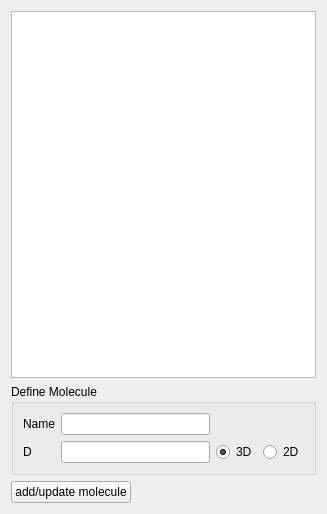
Above: ui/molWidget.ui from haskelladdict/mcellGUI before the change. Below: the same form after it.
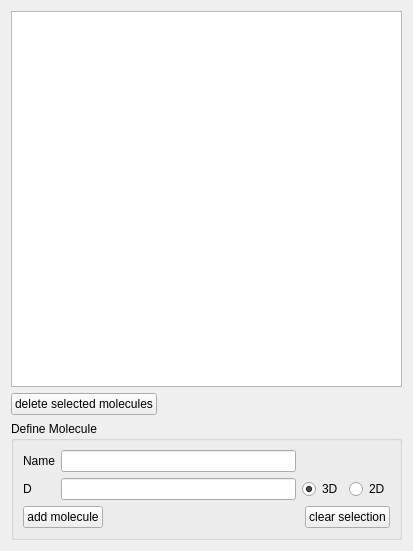
That is the form after the change.

Commit message:
Added ability to delete molecules from the model.
Also significantly streamlined interface and model code.

The edit to the form file:
```diff
--- a/ui/molWidget.ui
+++ b/ui/molWidget.ui
@@ -6,8 +6,8 @@
    <rect>
     <x>0</x>
     <y>0</y>
-    <width>327</width>
-    <height>514</height>
+    <width>413</width>
+    <height>551</height>
    </rect>
   </property>
   <property name="windowTitle">
@@ -15,7 +15,38 @@
   </property>
   <layout class="QVBoxLayout" name="verticalLayout">
    <item>
-    <widget class="QTableView" name="molTableView"/>
+    <widget class="QTableView" name="molTableView">
+     <property name="selectionMode">
+      <enum>QAbstractItemView::SingleSelection</enum>
+     </property>
+     <property name="sortingEnabled">
+      <bool>false</bool>
+     </property>
+    </widget>
+   </item>
+   <item>
+    <layout class="QHBoxLayout" name="horizontalLayout_2">
+     <item>
+      <widget class="QPushButton" name="deleteMolButton">
+       <property name="text">
+        <string>delete selected molecules</string>
+       </property>
+      </widget>
+     </item>
+     <item>
+      <spacer name="horizontalSpacer_2">
+       <property name="orientation">
+        <enum>Qt::Horizontal</enum>
+       </property>
+       <property name="sizeHint" stdset="0">
+        <size>
+         <width>40</width>
+         <height>20</height>
+        </size>
+       </property>
+      </spacer>
+     </item>
+    </layout>
    </item>
    <item>
     <widget class="QGroupBox" name="defineMolGrouper">
@@ -40,6 +71,9 @@
         </property>
        </widget>
       </item>
+      <item row="1" column="1">
+       <widget class="QLineEdit" name="diffConstEntry"/>
+      </item>
       <item row="1" column="2">
        <widget class="QRadioButton" name="mol3dButton">
         <property name="text">
@@ -57,18 +91,12 @@
         </property>
        </widget>
       </item>
-      <item row="1" column="1">
-       <widget class="QLineEdit" name="diffConstEntry"/>
-      </item>
-     </layout>
-    </widget>
-   </item>
-   <item>
+      <item row="2" column="0" colspan="4">
     <layout class="QHBoxLayout" name="horizontalLayout">
      <item>
       <widget class="QPushButton" name="addEditMolButton">
        <property name="text">
-        <string>add/update molecule</string>
+           <string>add molecule</string>
        </property>
       </widget>
      </item>
@@ -85,7 +113,17 @@
        </property>
       </spacer>
      </item>
-    </layout>
+        <item>
+         <widget class="QPushButton" name="clearMolButton">
+          <property name="text">
+           <string>clear selection</string>
+          </property>
+         </widget>
+        </item>
+       </layout>
+      </item>
+     </layout>
+    </widget>
    </item>
   </layout>
  </widget>
```
Left out of the diff: 8 changed lines with no effect on the pictures. Lines whose indentation alone changed are shown as unchanged. The commit also changes 4 other files.
